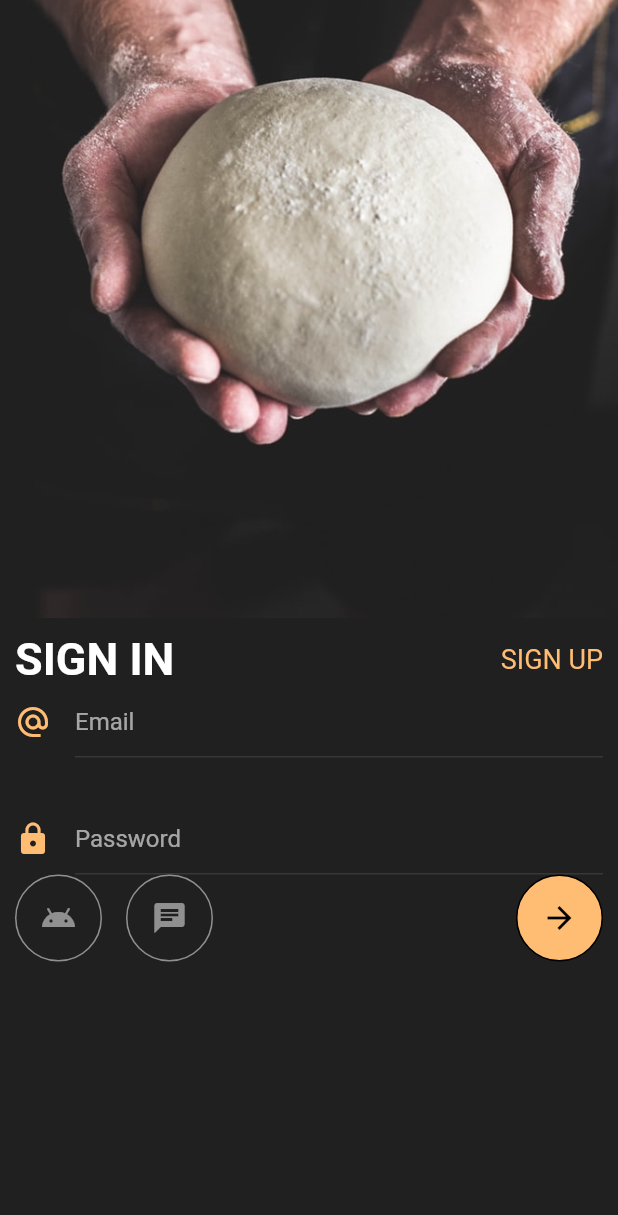
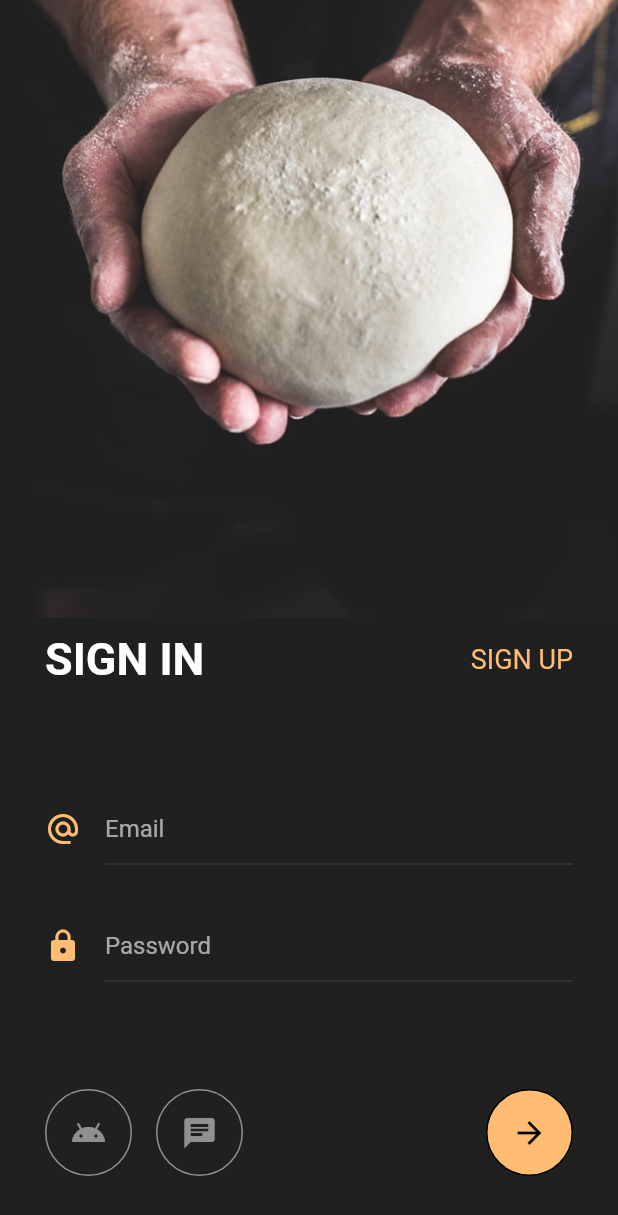
Before and after one commit to CodePhilanthropist/app-auth, a Flutter app: the screen it shows after launch, after a tap on "Start Learning", on a phone screen of 412 x 824 dp. Shown: the top 1215 px of the screen. Run offline on Flutter 3.47's test engine with Material 2 defaults, Android fonts, the phone set to English and light mode, and no system bars.

Commit message:
Push finished coded program

```diff
--- a/lib/screens/login_screen.dart
+++ b/lib/screens/login_screen.dart
@@ -25,7 +25,7 @@ class LoginScreen extends StatelessWidget {
           Expanded(
             flex: 3,
             child: Padding(
-              padding: const EdgeInsets.all(10.0),
+              padding: const EdgeInsets.symmetric(horizontal: 30, vertical: 10),
               child: Column(
                 children: [
                   Row(
@@ -47,6 +47,7 @@ class LoginScreen extends StatelessWidget {
                       ),
                     ],
                   ),
+                  const Spacer(),
                   Padding(
                     padding: const EdgeInsets.only(bottom: 30),
                     child: Row(
@@ -84,7 +85,10 @@ class LoginScreen extends StatelessWidget {
                       )
                     ],
                   ),
-                  Row(
+                  const Spacer(),
+                  Padding(
+                    padding: const EdgeInsets.only(bottom: 30),
+                    child: Row(
                       children: [
                         Container(
                           padding: EdgeInsets.all(16),
@@ -129,6 +133,7 @@ class LoginScreen extends StatelessWidget {
                           ),
                         ),
                       ],
+                    ),
                   )
                 ],
               ),
```
Lines whose indentation alone changed are shown as unchanged.
